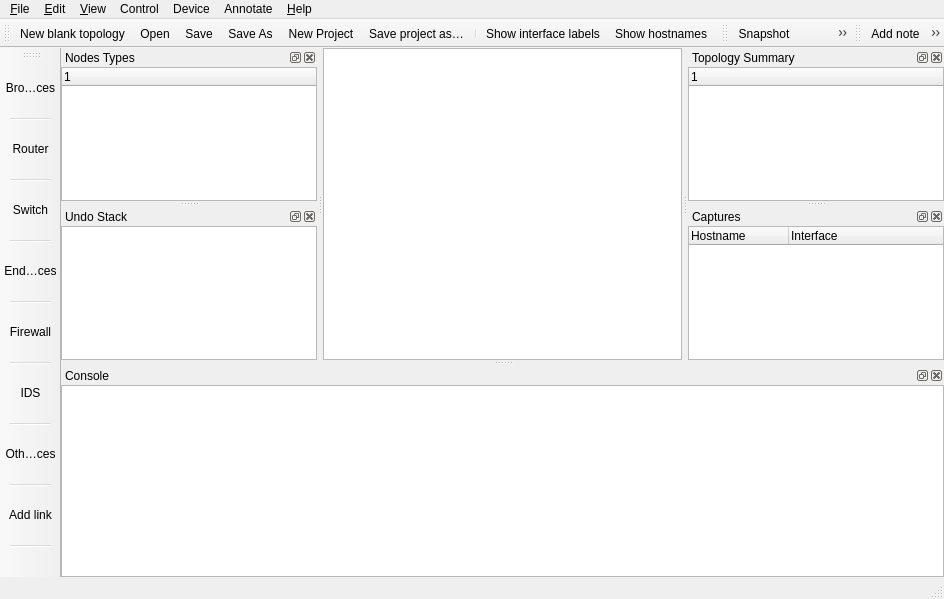
This is src/GNS3/Ui/Form_MainWindow.ui in GNS3/gns3-legacy as Qt 5 draws it before an edit. The edited form follows.
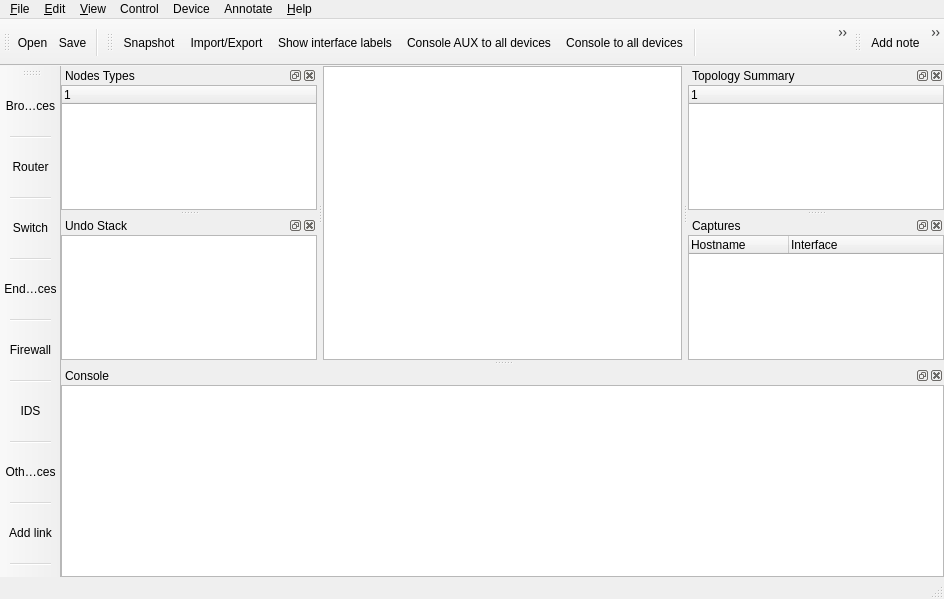
This is the edited form. Icons and pictures are not drawn. Custom widgets are drawn as their Qt base class.

Commit message: Bigger main toolbar, removed least used icons

Diff of the .ui file:
```diff
--- a/src/GNS3/Ui/Form_MainWindow.ui
+++ b/src/GNS3/Ui/Form_MainWindow.ui
@@ -28,6 +28,13 @@
 background-none;
 }
 
+#toolBar_General QToolButton {
+width: 36px;
+height: 36px;
+border:solid 1px black opacity 0.4;
+background-none;
+}
+
 </string>
   </property>
   <widget class="QWidget" name="centralwidget">
@@ -169,21 +176,21 @@
    <property name="orientation">
     <enum>Qt::Horizontal</enum>
    </property>
+   <property name="iconSize">
+    <size>
+     <width>32</width>
+     <height>32</height>
+    </size>
+   </property>
    <attribute name="toolBarArea">
     <enum>TopToolBarArea</enum>
    </attribute>
    <attribute name="toolBarBreak">
     <bool>false</bool>
    </attribute>
-   <addaction name="action_Clear"/>
    <addaction name="action_Open"/>
    <addaction name="action_Save"/>
-   <addaction name="action_SaveAs"/>
-   <addaction name="action_New"/>
-   <addaction name="action_SaveProjectAs"/>
    <addaction name="separator"/>
-   <addaction name="action_ShowinterfaceNames"/>
-   <addaction name="action_ShowHostnames"/>
   </widget>
   <widget class="QDockWidget" name="dockWidget_NodeTypes">
    <property name="enabled">
@@ -282,6 +289,12 @@
    <property name="windowTitle">
     <string>Emulation</string>
    </property>
+   <property name="iconSize">
+    <size>
+     <width>32</width>
+     <height>32</height>
+    </size>
+   </property>
    <property name="toolButtonStyle">
     <enum>Qt::ToolButtonIconOnly</enum>
    </property>
@@ -293,6 +306,7 @@
    </attribute>
    <addaction name="action_Snapshot"/>
    <addaction name="action_config"/>
+   <addaction name="action_ShowinterfaceNames"/>
    <addaction name="action_ConsoleAuxAll"/>
    <addaction name="action_TelnetAll"/>
    <addaction name="separator"/>
@@ -397,6 +411,12 @@
    <property name="windowTitle">
     <string>Drawing</string>
    </property>
+   <property name="iconSize">
+    <size>
+     <width>32</width>
+     <height>32</height>
+    </size>
+   </property>
    <attribute name="toolBarArea">
     <enum>TopToolBarArea</enum>
    </attribute>
```
The commit also changes 3 other files.
